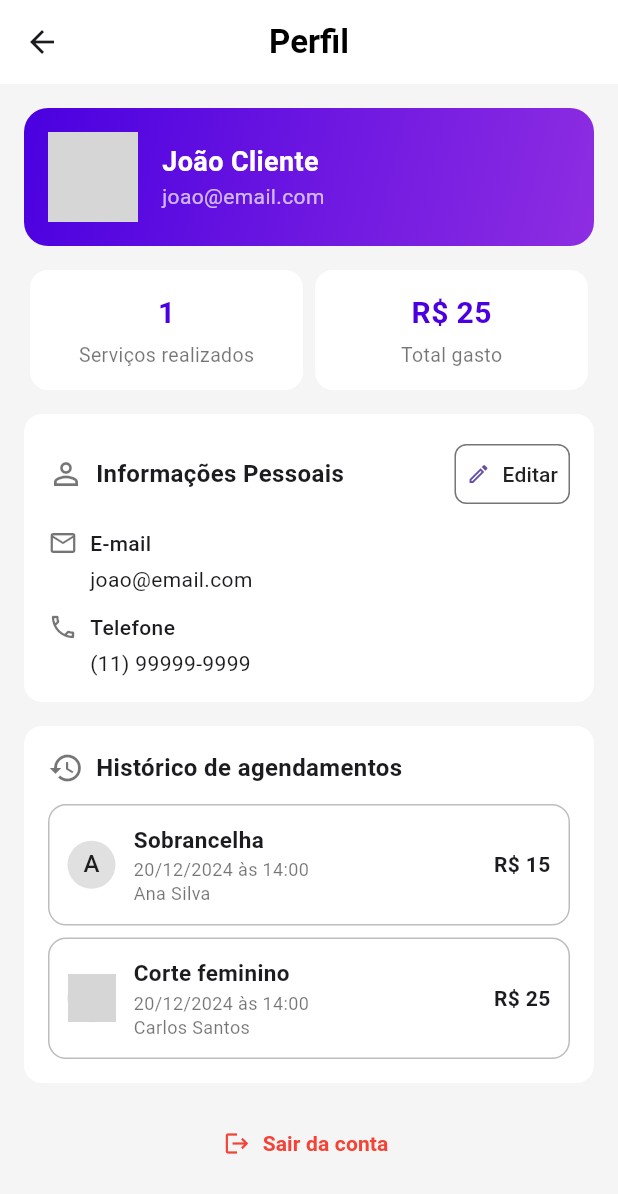
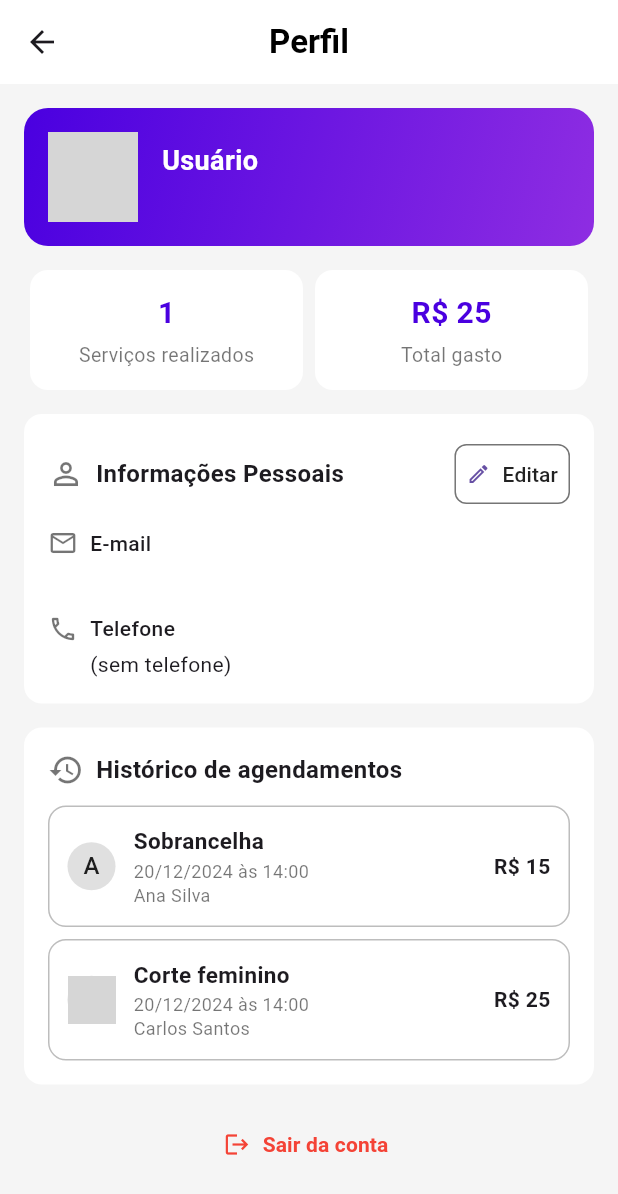
Before and after one commit to lucasxsdw/BarberReserve, a Flutter app: the PerfilScreen screen opened directly, on a phone screen of 412 x 824 dp. Shown: the top 1194 px of the screen. Run offline on Flutter 3.47's test engine with Material 3 defaults, Android fonts, the phone set to English and light mode, and no system bars; our stand-ins replace flutter_secure_storage; accounts and stored records are empty; network calls fail; grey boxes are pictures that could not be loaded.

Commit message:
feat: exibindo dados do usuario no perfil

```diff
--- a/barber_reserve/lib/screens/login_screen.dart
+++ b/barber_reserve/lib/screens/login_screen.dart
@@ -2,6 +2,8 @@ import 'package:barber_reserve/screens/register_screen.dart';
 import 'package:barber_reserve/services/api_service.dart';
 import 'package:flutter/material.dart';
 import 'package:barber_reserve/screens/home_screen.dart';
+import 'package:barber_reserve/services/auth_service.dart';
+
 
 class LoginScreen extends StatefulWidget {
   final VoidCallback? onLogin;
@@ -41,7 +43,10 @@ class _LoginScreenState extends State<LoginScreen> with TickerProviderStateMixin
   setState(() => isLoading = true);
 
   try {
-    final response = await api.login(email, password);
+    final response = await AuthService.login(
+      email: email,
+      password: password,
+    );
 
 
     final body = response["body"];
--- a/barber_reserve/lib/screens/profile_screen.dart
+++ b/barber_reserve/lib/screens/profile_screen.dart
@@ -1,7 +1,21 @@
 import 'package:flutter/material.dart';
+import 'package:barber_reserve/services/auth_service.dart';
 
-class PerfilScreen extends StatelessWidget {
+class PerfilScreen extends StatefulWidget {
   const PerfilScreen({super.key});
+
+  @override
+  State<PerfilScreen> createState() => _PerfilScreenState();
+}
+
+class _PerfilScreenState extends State<PerfilScreen> {
+  late Future<Map<String, dynamic>> _profileFuture;
+
+  @override
+  void initState() {
+    super.initState();
+    _profileFuture = AuthService.getProfile();
+  }
 
   @override
   Widget build(BuildContext context) {
@@ -19,7 +33,25 @@ class PerfilScreen extends StatelessWidget {
           ),
         ),
       ),
-      body: SingleChildScrollView(
+      body: FutureBuilder<Map<String, dynamic>>(
+        future: _profileFuture,
+        builder: (context, snapshot) {
+          if (snapshot.connectionState == ConnectionState.waiting) {
+            return const Center(child: CircularProgressIndicator());
+          }
+
+          if (!snapshot.hasData) {
+            return const Center(child: Text('Erro ao carregar perfil'));
+          }
+
+          final data = snapshot.data!;
+          final body = data["body"] ?? {};
+          final String nome = body["nome"] ?? "Usuário";
+          final String email = body["email"] ?? "";
+          final String telefone = body["telefone"] ?? "(sem telefone)";
+
+
+          return SingleChildScrollView(
             padding: const EdgeInsets.all(16),
             child: Column(
               children: [
@@ -43,18 +75,18 @@ class PerfilScreen extends StatelessWidget {
                       const SizedBox(width: 16),
                       Column(
                         crossAxisAlignment: CrossAxisAlignment.start,
-                    children: const [
+                        children: [
                           Text(
-                        'João Cliente',
-                        style: TextStyle(
+                            nome,
+                            style: const TextStyle(
                               color: Colors.white,
                               fontSize: 18,
                               fontWeight: FontWeight.bold,
                             ),
                           ),
                           Text(
-                        'joao@email.com',
-                        style: TextStyle(
+                            email,
+                            style: const TextStyle(
                               color: Colors.white70,
                               fontSize: 14,
                             ),
@@ -66,7 +98,7 @@ class PerfilScreen extends StatelessWidget {
                 ),
                 const SizedBox(height: 16),
 
-            // Estatísticas
+                // Estatísticas (ainda fixas por enquanto)
                 Row(
                   mainAxisAlignment: MainAxisAlignment.spaceBetween,
                   children: [
@@ -100,8 +132,10 @@ class PerfilScreen extends StatelessWidget {
                           const Spacer(),
                           OutlinedButton.icon(
                             style: OutlinedButton.styleFrom(
-                          padding:
-                              const EdgeInsets.symmetric(horizontal: 8, vertical: 0),
+                              padding: const EdgeInsets.symmetric(
+                                horizontal: 8,
+                                vertical: 0,
+                              ),
                               side: const BorderSide(color: Colors.black54),
                               shape: RoundedRectangleBorder(
                                 borderRadius: BorderRadius.circular(8),
@@ -111,7 +145,10 @@ class PerfilScreen extends StatelessWidget {
                             icon: const Icon(Icons.edit_outlined, size: 16),
                             label: const Text(
                               'Editar',
-                          style: TextStyle(fontSize: 14, color: Colors.black87),
+                              style: TextStyle(
+                                fontSize: 14,
+                                color: Colors.black87,
+                              ),
                             ),
                           ),
                         ],
@@ -119,7 +156,8 @@ class PerfilScreen extends StatelessWidget {
                       const SizedBox(height: 12),
                       const Row(
                         children: [
-                      Icon(Icons.email_outlined, color: Colors.black54, size: 20),
+                          Icon(Icons.email_outlined,
+                              color: Colors.black54, size: 20),
                           SizedBox(width: 8),
                           Text(
                             'E-mail',
@@ -127,9 +165,9 @@ class PerfilScreen extends StatelessWidget {
                           ),
                         ],
                       ),
-                  const Padding(
-                    padding: EdgeInsets.only(left: 28, top: 4),
-                    child: Text('joao@email.com'),
+                      Padding(
+                        padding: const EdgeInsets.only(left: 28, top: 4),
+                        child: Text(email),
                       ),
                       const SizedBox(height: 12),
                      const Row(
@@ -142,16 +180,16 @@ class PerfilScreen extends StatelessWidget {
                           ),
                         ],
                       ),
-                  const Padding(
-                    padding: EdgeInsets.only(left: 28, top: 4),
-                    child: Text('(11) 99999-9999'),
+                      Padding(
+                        padding: const EdgeInsets.only(left: 28, top: 4),
+                        child: Text(telefone),
                       ),
                     ],
                   ),
                 ),
                 const SizedBox(height: 16),
 
-            // Histórico de agendamentos
+                // Histórico de agendamentos (mock por enquanto)
                 Container(
                   padding: const EdgeInsets.all(16),
                   decoration: BoxDecoration(
@@ -197,7 +235,11 @@ class PerfilScreen extends StatelessWidget {
 
                 // Sair da conta
                 TextButton.icon(
-              onPressed: () {},
+                  onPressed: () async {
+                    await AuthService.logout();
+                    // aqui você pode navegar de volta pra tela de login se quiser
+                    // Navigator.pushReplacement(...);
+                  },
                   icon: const Icon(Icons.logout, color: Colors.red),
                   label: const Text(
                     'Sair da conta',
@@ -209,6 +251,8 @@ class PerfilScreen extends StatelessWidget {
                 ),
               ],
             ),
+          );
+        },
       ),
     );
   }
--- a/barber_reserve/lib/services/api_service.dart
+++ b/barber_reserve/lib/services/api_service.dart
@@ -2,27 +2,41 @@ import 'dart:convert';
 import 'package:http/http.dart' as http;
 
 class ApiService {
-  static const String baseUrl = "http://localhost:8000/api/";
+  static const String baseUrl = "http://localhost:8000/api";
 
   // Método POST genérico
   static Future<Map<String, dynamic>> post(
   String endpoint,
-    Map<String, dynamic> data,
-  ) async {
-    final uri = Uri.parse("$baseUrl$endpoint/");
+  Map<String, dynamic> data, {
+  String? token,
+}) async {
+  final uri = Uri.parse("$baseUrl/$endpoint/");
 
   try {
+    final headers = {
+      "Content-Type": "application/json",
+      if (token != null) "Authorization": "Bearer $token",
+    };
+
     final response = await http.post(
       uri,
-        headers: {"Content-Type": "application/json"},
+      headers: headers,
       body: jsonEncode(data),
     );
 
+    dynamic body;
+    try {
+      body = jsonDecode(response.body);
+    } catch (_) {
+      body = {"raw": response.body};
+    }
+
     return {
       "statusCode": response.statusCode,
-        "body": jsonDecode(response.body),
+      "body": body,
     };
   } catch (e) {
+    print("Erro em ApiService.post($endpoint): $e");
     return {
       "statusCode": 500,
       "body": {"error": "Erro ao conectar com servidor"}
@@ -30,21 +44,37 @@ class ApiService {
   }
 }
 
-  // Método GET genérico (caso precise)
-  static Future<Map<String, dynamic>> get(String endpoint) async {
-    final uri = Uri.parse("$baseUrl$endpoint/");
+  // Método GET genérico
+  static Future<Map<String, dynamic>> get(
+  String endpoint, {
+  String? token,
+}) async {
+  final uri = Uri.parse("$baseUrl/$endpoint/");
 
   try {
+    final headers = {
+      "Content-Type": "application/json",
+      if (token != null) "Authorization": "Bearer $token",
+    };
+
     final response = await http.get(
       uri,
-        headers: {"Content-Type": "application/json"},
+      headers: headers,
     );
+
+    dynamic body;
+    try {
+      body = jsonDecode(response.body);
+    } catch (_) {
+      body = {"raw": response.body};
+    }
 
     return {
       "statusCode": response.statusCode,
-        "body": jsonDecode(response.body),
+      "body": body,
     };
   } catch (e) {
+    print("Erro em ApiService.get($endpoint): $e");
     return {
       "statusCode": 500,
       "body": {"error": "Erro ao conectar com servidor"}
@@ -52,19 +82,41 @@ class ApiService {
   }
 }
 
+  // LOGIN
   Future<Map<String, dynamic>> login(String email, String password) async {
-  return await ApiService.post("login", {
+    return await ApiService.post(
+      "login",
+      {
         "email": email,
         "password": password,
-  });
+      },
+    );
   }
 
-Future<Map<String, dynamic>> register(String name, String email, String password, String phone) async {
-  return await ApiService.post("register", {
+  // CADASTRO
+  Future<Map<String, dynamic>> register(
+    String name,
+    String email,
+    String password,
+    String phone,
+  ) async {
+    return await ApiService.post(
+      "register",
+      {
         "full_name": name,
         "email": email,
         "password": password,
-  });
+        "telefone": phone, // 👈 manda o telefone pro backend
+      },
+    );
   }
 
+
+  // PERFIL DO USUÁRIO LOGADO
+  static Future<Map<String, dynamic>> getUserProfile(String token) async {
+    return await ApiService.get(
+      "usuario-perfil",
+      token: token,
+    );
   }
+}
--- a/barber_reserve/lib/services/auth_service.dart
+++ b/barber_reserve/lib/services/auth_service.dart
@@ -12,6 +12,7 @@ class AuthService {
   required String fullName,
   required String email,
   required String password,
+  required String phone,
 }) async {
   final res = await ApiService.post(
     "register",
@@ -19,11 +20,13 @@ class AuthService {
       "full_name": fullName,
       "email": email,
       "password": password,
+      "telefone": phone,  // 👈 bate com o serializer
     },
   );
 
   return res;
 }
+
 
   // ================================
   // LOGIN
@@ -81,4 +84,20 @@ class AuthService {
       "Authorization": "Bearer $token",
     };
   }
+  // ================================
+  // PERFIL DO USUÁRIO LOGADO
+  // ================================
+  static Future<Map<String, dynamic>> getProfile() async {
+    final token = await getToken();
+
+    if (token == null) {
+      return {
+        "statusCode": 401,
+        "body": {"detail": "Usuário não autenticado"}
+      };
     }
+
+    // Usa o método que criamos na ApiService
+    return await ApiService.getUserProfile(token);
+  }
+}
```
Lines whose indentation alone changed are shown as unchanged.
